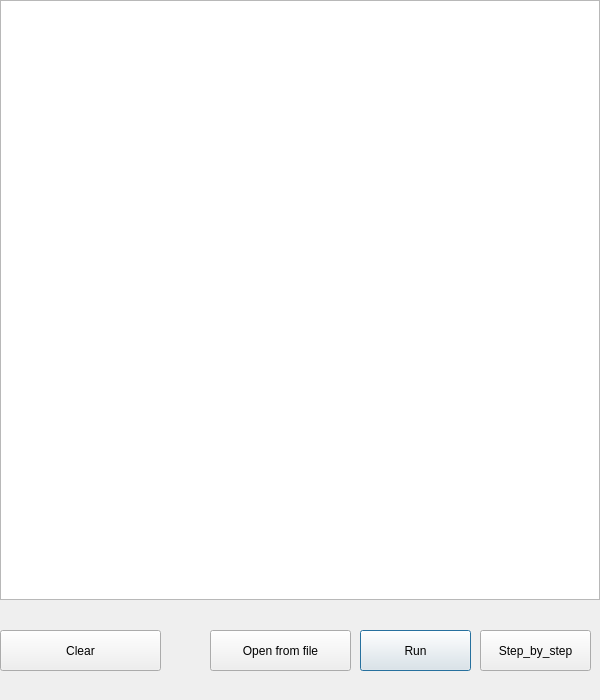
Before: the Qt Designer form dialog.ui in sedEZ/Vonoroi_Diagram, drawn with Qt 5.
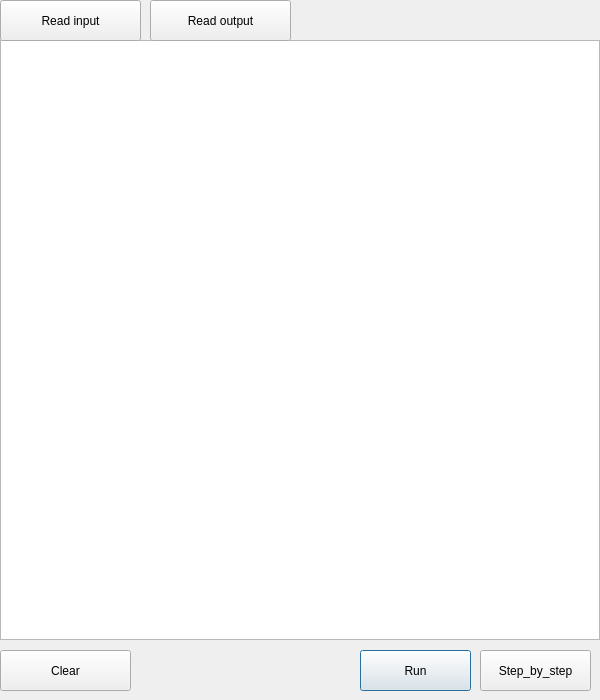
After: the same form once the commit is applied.

Diff of the .ui file:
```diff
--- a/dialog.ui
+++ b/dialog.ui
@@ -17,7 +17,7 @@
    <property name="geometry">
     <rect>
      <x>0</x>
-     <y>0</y>
+     <y>40</y>
      <width>600</width>
      <height>600</height>
     </rect>
@@ -27,7 +27,7 @@
    <property name="geometry">
     <rect>
      <x>360</x>
-     <y>630</y>
+     <y>650</y>
      <width>111</width>
      <height>41</height>
     </rect>
@@ -40,7 +40,7 @@
    <property name="geometry">
     <rect>
      <x>480</x>
-     <y>630</y>
+     <y>650</y>
      <width>111</width>
      <height>41</height>
     </rect>
@@ -53,8 +53,8 @@
    <property name="geometry">
     <rect>
      <x>0</x>
-     <y>630</y>
-     <width>161</width>
+     <y>650</y>
+     <width>131</width>
      <height>41</height>
     </rect>
    </property>
@@ -65,14 +65,27 @@
   <widget class="QPushButton" name="pushButton_4">
    <property name="geometry">
     <rect>
-     <x>210</x>
-     <y>630</y>
+     <x>0</x>
+     <y>0</y>
      <width>141</width>
      <height>41</height>
     </rect>
    </property>
    <property name="text">
-    <string>Open from file</string>
+    <string>Read input</string>
+   </property>
+  </widget>
+  <widget class="QPushButton" name="pushButton_5">
+   <property name="geometry">
+    <rect>
+     <x>150</x>
+     <y>0</y>
+     <width>141</width>
+     <height>41</height>
+    </rect>
+   </property>
+   <property name="text">
+    <string>Read output</string>
    </property>
   </widget>
  </widget>
```
